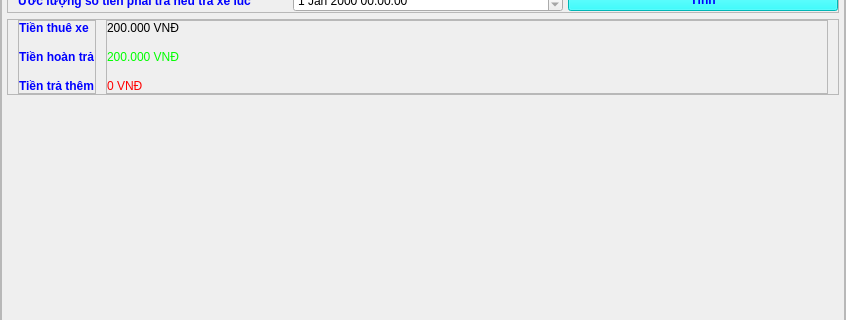
The window that Source code/view/ui/traXe.ui (hunglequoc2001/Capstone_TKXDPM.20221_Group8) describes before a commit, drawn with Qt 5; both pictures show x 0 to 846 and y 259 to 579 of the 846 by 664 pixel window.
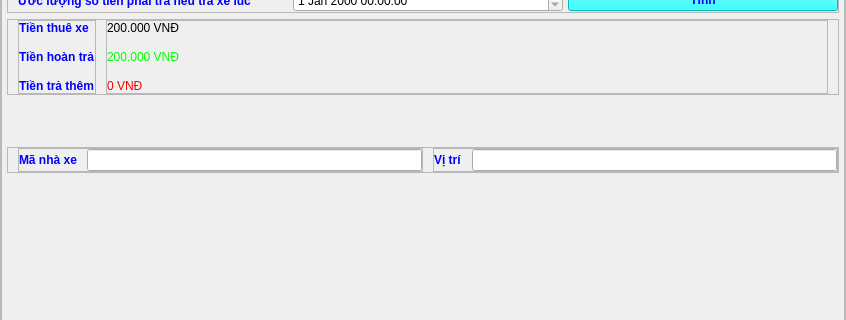
The same window after the commit. Icons and pictures are not drawn.

Patch:
```diff
--- a/Source code/view/ui/traXe.ui
+++ b/Source code/view/ui/traXe.ui
@@ -630,6 +630,118 @@
            </layout>
           </widget>
          </item>
+         <item alignment="Qt::AlignTop">
+          <widget class="QFrame" name="frame_2">
+           <property name="styleSheet">
+            <string notr="true">font: 14pt &quot;Arial&quot;;</string>
+           </property>
+           <property name="frameShape">
+            <enum>QFrame::StyledPanel</enum>
+           </property>
+           <property name="frameShadow">
+            <enum>QFrame::Raised</enum>
+           </property>
+           <layout class="QHBoxLayout" name="horizontalLayout_6">
+            <property name="spacing">
+             <number>10</number>
+            </property>
+            <property name="leftMargin">
+             <number>10</number>
+            </property>
+            <property name="topMargin">
+             <number>0</number>
+            </property>
+            <property name="rightMargin">
+             <number>0</number>
+            </property>
+            <property name="bottomMargin">
+             <number>0</number>
+            </property>
+            <item>
+             <widget class="QFrame" name="frame_7">
+              <property name="frameShape">
+               <enum>QFrame::StyledPanel</enum>
+              </property>
+              <property name="frameShadow">
+               <enum>QFrame::Raised</enum>
+              </property>
+              <layout class="QHBoxLayout" name="horizontalLayout_8">
+               <property name="spacing">
+                <number>10</number>
+               </property>
+               <property name="leftMargin">
+                <number>0</number>
+               </property>
+               <property name="topMargin">
+                <number>0</number>
+               </property>
+               <property name="rightMargin">
+                <number>0</number>
+               </property>
+               <property name="bottomMargin">
+                <number>0</number>
+               </property>
+               <item>
+                <widget class="QLabel" name="label_3">
+                 <property name="styleSheet">
+                  <string notr="true">color: rgb(0, 0, 255);
+font: bold;</string>
+                 </property>
+                 <property name="text">
+                  <string>Mã nhà xe</string>
+                 </property>
+                </widget>
+               </item>
+               <item>
+                <widget class="QLineEdit" name="lineEdit_maNhaXe"/>
+               </item>
+              </layout>
+             </widget>
+            </item>
+            <item>
+             <widget class="QFrame" name="frame_12">
+              <property name="frameShape">
+               <enum>QFrame::StyledPanel</enum>
+              </property>
+              <property name="frameShadow">
+               <enum>QFrame::Raised</enum>
+              </property>
+              <layout class="QHBoxLayout" name="horizontalLayout_7">
+               <property name="spacing">
+                <number>10</number>
+               </property>
+               <property name="leftMargin">
+                <number>0</number>
+               </property>
+               <property name="topMargin">
+                <number>0</number>
+               </property>
+               <property name="rightMargin">
+                <number>0</number>
+               </property>
+               <property name="bottomMargin">
+                <number>0</number>
+               </property>
+               <item>
+                <widget class="QLabel" name="label_5">
+                 <property name="styleSheet">
+                  <string notr="true">color: rgb(0, 0, 255);
+font: bold;</string>
+                 </property>
+                 <property name="text">
+                  <string>Vị trí</string>
+                 </property>
+                </widget>
+               </item>
+               <item>
+                <widget class="QLineEdit" name="lineEdit_viTri"/>
+               </item>
+              </layout>
+             </widget>
+            </item>
+           </layout>
+          </widget>
+         </item>
          <item alignment="Qt::AlignBottom">
           <widget class="QPushButton" name="pushButtonTraXe">
            <property name="sizePolicy">
```
